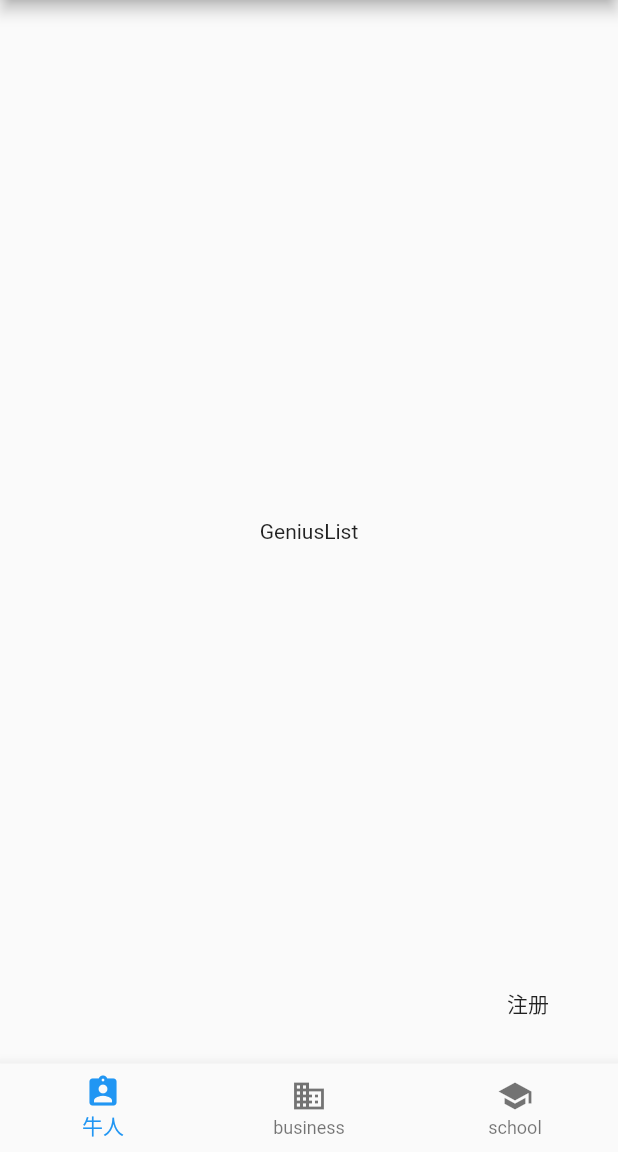
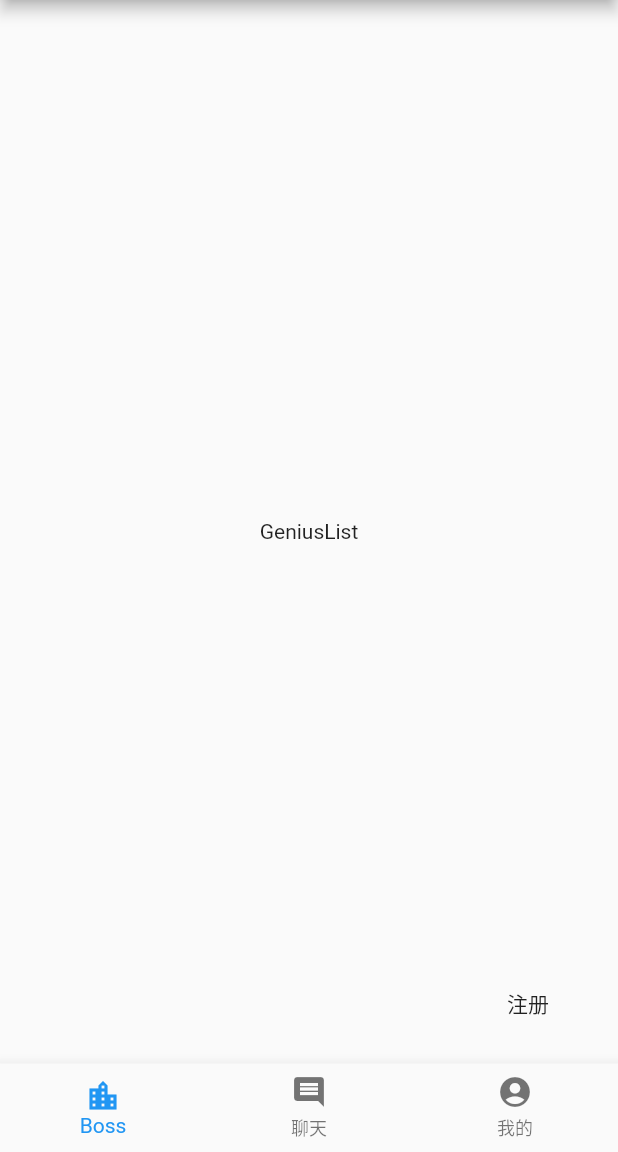
Before and after one commit to ZodiacSyndicate/flutter_job, a Flutter app: the screen it shows after launch, on a phone screen of 412 x 824 dp, the part 84-1236 px from its top. Run offline on Flutter 3.47's test engine with Material 2 defaults, Android fonts, the phone set to English and light mode, and no system bars; our stand-ins replace cookie_jar, dio, flutter_redux, redux, redux_thunk; missing offline and left inert: redux_logging.

Commit message:
add navigationbar index controller

```diff
--- a/lib/containers/info.dart
+++ b/lib/containers/info.dart
@@ -1,8 +1,8 @@
 import 'package:flutter/material.dart';
 import 'package:flutter_redux/flutter_redux.dart';
 import 'package:flutter_job/store/main.dart' show AppState;
-import '../widgets/boss_info.dart';
-import '../widgets/genius_info.dart';
+import 'package:flutter_job/widgets/boss_info.dart';
+import 'package:flutter_job/widgets/genius_info.dart';
 
 class Info extends StatelessWidget {
   @override
--- a/lib/containers/register.dart
+++ b/lib/containers/register.dart
@@ -1,7 +1,8 @@
 import 'package:flutter/material.dart';
+import 'package:flutter_redux/flutter_redux.dart';
 import 'package:flutter_job/api/api.dart';
-import 'package:flutter_job/store/user.dart' show register, UserState;
-import 'package:flutter_redux/flutter_redux.dart';
+import 'package:flutter_job/store/main.dart' show AppState;
+import 'package:flutter_job/store/user.dart' show register;
 
 class Register extends StatefulWidget {
   Register({Key key}) : super(key: key);
@@ -24,7 +25,7 @@ class RegisterState extends State<Register> {
 
   @override
   Widget build(BuildContext context) {
-    return StoreConnector<UserState, Callback>(
+    return StoreConnector<AppState, Callback>(
       converter: (store) {
         return ({
           String username,
--- a/lib/containers/userlist.dart
+++ b/lib/containers/userlist.dart
@@ -1,8 +1,8 @@
 import 'package:flutter/material.dart';
-import '../widgets/boss_list.dart';
-import '../widgets/genius_list.dart';
+import 'package:flutter_job/widgets/boss_list.dart';
+import 'package:flutter_job/widgets/genius_list.dart';
 import 'package:flutter_redux/flutter_redux.dart';
-import '../store/main.dart';
+import 'package:flutter_job/store/main.dart';
 
 class UserList extends StatelessWidget {
   @override
--- a/lib/main.dart
+++ b/lib/main.dart
@@ -5,14 +5,14 @@ import 'package:redux_thunk/redux_thunk.dart' show thunkMiddleware;
 import 'package:redux_logging/redux_logging.dart';
 import 'package:logging/logging.dart';
 
-import './containers/chat.dart';
-import './containers/info.dart';
-import './containers/userlist.dart';
-import './widgets/bottom_navigation.dart';
-import './containers/register.dart';
-import './store/main.dart' show AppState, appStateReducer;
-import './store/user.dart' show UserState;
-import './store/navigate.dart' show NavbarState;
+import 'package:flutter_job/containers/chat.dart';
+import 'package:flutter_job/containers/info.dart';
+import 'package:flutter_job/containers/userlist.dart';
+import 'package:flutter_job/widgets/bottom_navigation.dart';
+import 'package:flutter_job/containers/register.dart';
+import 'package:flutter_job/store/main.dart' show AppState, appStateReducer;
+import 'package:flutter_job/store/user.dart' show UserState;
+import 'package:flutter_job/store/navigate.dart' show NavbarState;
 
 void main() {
   final logger = Logger('Redux logger');
@@ -66,7 +66,7 @@ class Home extends StatelessWidget {
             title: Text('hehe'),
           ),
           body: _widgetOptions.elementAt(index),
-          bottomNavigationBar: NavigationBar(),
+          bottomNavigationBar: NavigationBar(index),
           floatingActionButton: FlatButton(
             child: Text('注册'),
             onPressed: () {
--- a/lib/store/main.dart
+++ b/lib/store/main.dart
@@ -1,5 +1,5 @@
-import './user.dart';
-import './navigate.dart';
+import 'package:flutter_job/store/user.dart';
+import 'package:flutter_job/store/navigate.dart';
 
 class AppState {
   final NavbarState navbar;
--- a/lib/store/user.dart
+++ b/lib/store/user.dart
@@ -1,8 +1,8 @@
 import 'package:redux_thunk/redux_thunk.dart' show ThunkAction;
 import 'package:redux/redux.dart' show Store;
 import 'package:flutter_job/api/api.dart' show Request;
-import 'navigate.dart';
-import '../utils/utils.dart';
+import 'package:flutter_job/store/navigate.dart';
+import 'package:flutter_job/utils/utils.dart';
 
 enum UserActionTypes {
   REGISTER,
@@ -46,6 +46,9 @@ class AuthSuccess {
 }
 
 UserState userReducer(UserState state, action) {
+  if (action is ChangeIndex) {
+    return state;
+  }
   switch (action.type) {
     case UserActionTypes.REGISTER:
       return state;
--- a/lib/widgets/bottom_navigation.dart
+++ b/lib/widgets/bottom_navigation.dart
@@ -1,34 +1,56 @@
 import 'package:flutter/material.dart';
+import 'package:flutter_redux/flutter_redux.dart';
+import 'package:flutter_job/store/navigate.dart' show ChangeIndex;
+import 'package:flutter_job/store/main.dart' show AppState;
 
-class NavigationBar extends StatefulWidget {
-  NavigationBar({Key key}) : super(key: key);
+typedef void ChangeIndexAction(int index);
 
-  @override
-  NavigationBarState createState() => NavigationBarState();
+class NavigationBarProps {
+  ChangeIndexAction changeIndex;
+  String type;
+
+  NavigationBarProps(
+    this.changeIndex,
+    this.type,
+  );
 }
 
-class NavigationBarState extends State<NavigationBar> {
-  int _index = 0;
+class NavigationBar extends StatelessWidget {
+  final int index;
+
+  NavigationBar(this.index);
 
   @override
   Widget build(BuildContext context) {
-    return BottomNavigationBar(
-      items: <BottomNavigationBarItem>[
-        BottomNavigationBarItem(
-            icon: Icon(Icons.assignment_ind), title: Text('牛人')),
-        BottomNavigationBarItem(
-            icon: Icon(Icons.business), title: Text('business')),
-        BottomNavigationBarItem(
-            icon: Icon(Icons.school), title: Text('school')),
-      ],
-      onTap: _onItemTapped,
-      currentIndex: _index,
+    return StoreConnector<AppState, NavigationBarProps>(
+      converter: (store) {
+        return NavigationBarProps(
+          (index) => store.dispatch(ChangeIndex(index)),
+          store.state.user.type,
+        );
+      },
+      builder: (context, props) => BottomNavigationBar(
+            items: <BottomNavigationBarItem>[
+              BottomNavigationBarItem(
+                icon: Icon(props.type == 'boss'
+                    ? Icons.assignment
+                    : Icons.location_city),
+                title: Text(props.type == 'boss' ? '牛人' : 'Boss'),
+              ),
+              BottomNavigationBarItem(
+                icon: Icon(Icons.comment),
+                title: Text('聊天'),
+              ),
+              BottomNavigationBarItem(
+                icon: Icon(Icons.account_circle),
+                title: Text('我的'),
+              ),
+            ],
+            onTap: (index) {
+              props.changeIndex(index);
+            },
+            currentIndex: index,
+          ),
     );
   }
-
-  void _onItemTapped(int index) {
-    setState(() {
-      _index = index;
-    });
-  }
 }
```
